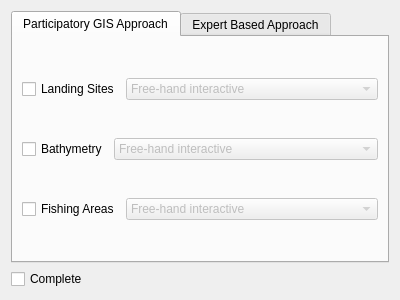
Above: page2.ui from doublebyte1/eaf before the change. Below: the same form after it.
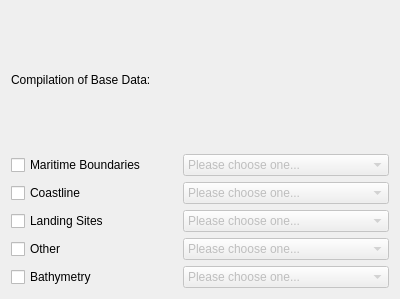
That is the form after the change.

Commit message: - Refactored UI, to have one single wizard (not tabWidgets), with titles and sub-titles; - Add labels to replace tab titles;

```diff
--- a/page2.ui
+++ b/page2.ui
@@ -7,36 +7,109 @@
     <x>0</x>
     <y>0</y>
     <width>400</width>
-    <height>300</height>
+    <height>299</height>
    </rect>
   </property>
   <property name="windowTitle">
    <string>WizardPage</string>
   </property>
   <property name="title">
+   <string>Initiation and Planning</string>
+  </property>
+  <property name="subTitle">
    <string>Stakeholder Analysis and Engagement Step</string>
   </property>
   <layout class="QVBoxLayout" name="verticalLayout">
    <item>
-    <widget class="QTabWidget" name="tabWidget">
-     <property name="currentIndex">
-      <number>0</number>
+    <widget class="QLabel" name="label">
+     <property name="text">
+      <string>Compilation of Base Data:</string>
      </property>
-     <widget class="QWidget" name="tab1">
-      <attribute name="title">
-       <string>Participatory GIS Approach</string>
-      </attribute>
-      <layout class="QVBoxLayout" name="verticalLayout_2">
+     <property name="wordWrap">
+      <bool>true</bool>
+     </property>
+    </widget>
+   </item>
        <item>
-        <layout class="QHBoxLayout" name="horizontalLayout">
+    <layout class="QHBoxLayout" name="horizontalLayout_6">
+     <item>
+      <widget class="QCheckBox" name="CheckMaritime">
+       <property name="text">
+        <string>Maritime Boundaries</string>
+       </property>
+      </widget>
+     </item>
+     <item>
+      <widget class="QComboBox" name="cmbMaritime">
+       <property name="enabled">
+        <bool>false</bool>
+       </property>
+       <item>
+        <property name="text">
+         <string>Please choose one...</string>
+        </property>
+       </item>
+       <item>
+        <property name="text">
+         <string>Import</string>
+        </property>
+       </item>
+       <item>
+        <property name="text">
+         <string>Digitize</string>
+        </property>
+       </item>
+       <item>
+        <property name="text">
+         <string>Get from plugin/web repositories</string>
+        </property>
+       </item>
+      </widget>
+     </item>
+    </layout>
+   </item>
+   <item>
+    <layout class="QHBoxLayout" name="horizontalLayout_3">
+     <item>
+      <widget class="QCheckBox" name="checkCoastline">
+       <property name="text">
+        <string>Coastline</string>
+       </property>
+      </widget>
+     </item>
+     <item>
+      <widget class="QComboBox" name="cmbCoastline">
+       <property name="enabled">
+        <bool>false</bool>
+       </property>
+       <item>
+        <property name="text">
+         <string>Please choose one...</string>
+        </property>
+       </item>
+       <item>
+        <property name="text">
+         <string>Import</string>
+        </property>
+       </item>
+       <item>
+        <property name="text">
+         <string>Digitize</string>
+        </property>
+       </item>
+       <item>
+        <property name="text">
+         <string>Get from plugin/web repositories</string>
+        </property>
+       </item>
+      </widget>
+     </item>
+    </layout>
+   </item>
+   <item>
+    <layout class="QHBoxLayout" name="horizontalLayout_5">
          <item>
           <widget class="QCheckBox" name="checkLandingSites">
-           <property name="sizePolicy">
-            <sizepolicy hsizetype="Fixed" vsizetype="Fixed">
-             <horstretch>0</horstretch>
-             <verstretch>0</verstretch>
-            </sizepolicy>
-           </property>
            <property name="text">
             <string>Landing Sites</string>
            </property>
@@ -49,33 +122,70 @@
            </property>
            <item>
             <property name="text">
-             <string>Free-hand interactive</string>
+         <string>Please choose one...</string>
             </property>
            </item>
            <item>
             <property name="text">
-             <string>By grid-cell</string>
+         <string>Import</string>
             </property>
            </item>
            <item>
             <property name="text">
-             <string>Rule-based</string>
-            </property>
-           </item>
+         <string>Digitize</string>
+        </property>
+       </item>
+       <item>
+        <property name="text">
+         <string>Get from plugin/web repositories</string>
+        </property>
+       </item>
           </widget>
          </item>
         </layout>
        </item>
        <item>
-        <layout class="QHBoxLayout" name="horizontalLayout_2">
+    <layout class="QHBoxLayout" name="horizontalLayout_7">
+     <item>
+      <widget class="QCheckBox" name="checkOther">
+       <property name="text">
+        <string>Other</string>
+       </property>
+      </widget>
+     </item>
+     <item>
+      <widget class="QComboBox" name="cmbOther">
+       <property name="enabled">
+        <bool>false</bool>
+       </property>
+       <item>
+        <property name="text">
+         <string>Please choose one...</string>
+        </property>
+       </item>
+       <item>
+        <property name="text">
+         <string>Import</string>
+        </property>
+       </item>
+       <item>
+        <property name="text">
+         <string>Digitize</string>
+        </property>
+       </item>
+       <item>
+        <property name="text">
+         <string>Get from plugin/web repositories</string>
+        </property>
+       </item>
+      </widget>
+     </item>
+    </layout>
+   </item>
+   <item>
+    <layout class="QHBoxLayout" name="horizontalLayout_4">
          <item>
           <widget class="QCheckBox" name="checkBathymetry">
-           <property name="sizePolicy">
-            <sizepolicy hsizetype="Fixed" vsizetype="Fixed">
-             <horstretch>0</horstretch>
-             <verstretch>0</verstretch>
-            </sizepolicy>
-           </property>
            <property name="text">
             <string>Bathymetry</string>
            </property>
@@ -88,129 +198,32 @@
            </property>
            <item>
             <property name="text">
-             <string>Free-hand interactive</string>
+         <string>Please choose one...</string>
             </property>
            </item>
            <item>
             <property name="text">
-             <string>By grid-cell</string>
+         <string>Import</string>
             </property>
            </item>
            <item>
             <property name="text">
-             <string>Rule-based</string>
-            </property>
-           </item>
-          </widget>
-         </item>
-        </layout>
-       </item>
+         <string>Digitize</string>
+        </property>
+       </item>
        <item>
-        <layout class="QHBoxLayout" name="horizontalLayout_3">
-         <item>
-          <widget class="QCheckBox" name="checkFishingAreas">
-           <property name="sizePolicy">
-            <sizepolicy hsizetype="Fixed" vsizetype="Fixed">
-             <horstretch>0</horstretch>
-             <verstretch>0</verstretch>
-            </sizepolicy>
-           </property>
            <property name="text">
-            <string>Fishing Areas</string>
-           </property>
-          </widget>
-         </item>
-         <item>
-          <widget class="QComboBox" name="cmbFishingAreas">
-           <property name="enabled">
-            <bool>false</bool>
-           </property>
-           <item>
-            <property name="text">
-             <string>Free-hand interactive</string>
-            </property>
-           </item>
-           <item>
-            <property name="text">
-             <string>By grid-cell</string>
-            </property>
-           </item>
-           <item>
-            <property name="text">
-             <string>Rule-based</string>
-            </property>
-           </item>
+         <string>Get from plugin/web repositories</string>
+        </property>
+       </item>
           </widget>
          </item>
         </layout>
        </item>
       </layout>
      </widget>
-     <widget class="QWidget" name="tab2">
-      <attribute name="title">
-       <string>Expert Based Approach</string>
-      </attribute>
-     </widget>
-    </widget>
-   </item>
-   <item>
-    <widget class="QCheckBox" name="checkComplete">
-     <property name="text">
-      <string>Complete</string>
-     </property>
-    </widget>
-   </item>
-  </layout>
- </widget>
- <resources/>
- <connections>
-  <connection>
-   <sender>checkLandingSites</sender>
-   <signal>clicked(bool)</signal>
-   <receiver>cmbLandingSites</receiver>
-   <slot>setEnabled(bool)</slot>
-   <hints>
-    <hint type="sourcelabel">
-     <x>62</x>
-     <y>73</y>
-    </hint>
-    <hint type="destinationlabel">
-     <x>251</x>
-     <y>73</y>
-    </hint>
-   </hints>
-  </connection>
-  <connection>
-   <sender>checkBathymetry</sender>
-   <signal>clicked(bool)</signal>
-   <receiver>cmbBathymetry</receiver>
-   <slot>setEnabled(bool)</slot>
-   <hints>
-    <hint type="sourcelabel">
-     <x>57</x>
-     <y>159</y>
-    </hint>
-    <hint type="destinationlabel">
-     <x>246</x>
-     <y>159</y>
-    </hint>
-   </hints>
-  </connection>
-  <connection>
-   <sender>checkFishingAreas</sender>
-   <signal>clicked(bool)</signal>
-   <receiver>cmbFishingAreas</receiver>
-   <slot>setEnabled(bool)</slot>
-   <hints>
-    <hint type="sourcelabel">
-     <x>62</x>
-     <y>245</y>
-    </hint>
-    <hint type="destinationlabel">
-     <x>251</x>
-     <y>245</y>
-    </hint>
-   </hints>
-  </connection>
- </connections>
+ <resources>
+  <include location="resources.qrc"/>
+ </resources>
+ <connections/>
 </ui>
```
Lines whose indentation alone changed are shown as unchanged. The commit also changes 54 other files.
